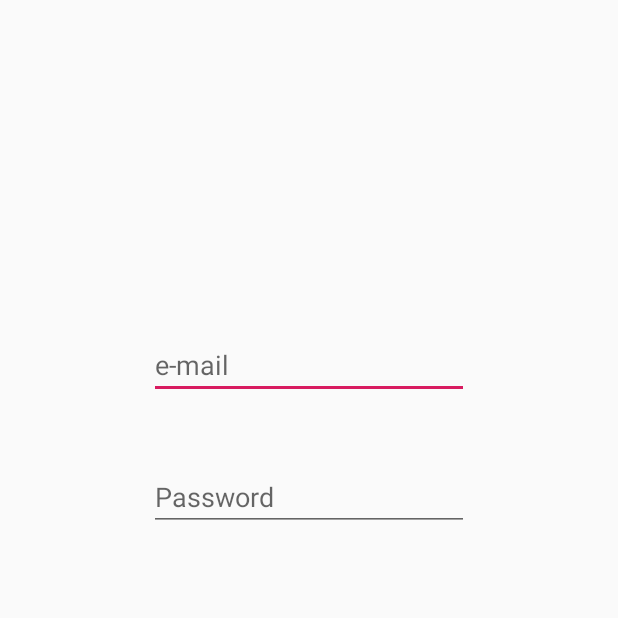
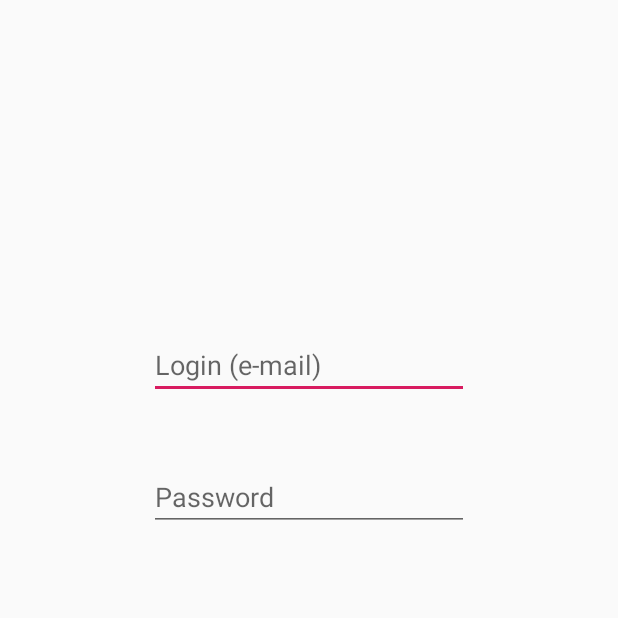
Before and after one commit to igondiu/MyAgenda, an Android app: the screen it shows after launch (Login_Acti), on a phone screen of 412 x 824 dp, the top half of it. Run offline under Robolectric (Android 15) with nearby library versions, the light colour scheme and no system bars; our stand-ins replace Room's generated code, Volley.

Commit message:
nom prénom dans le fragment account

```diff
--- a/app/src/main/res/layout/activity_login.xml
+++ b/app/src/main/res/layout/activity_login.xml
@@ -15,7 +15,7 @@
         android:layout_marginEnd="8dp"
         android:layout_marginBottom="8dp"
         android:ems="10"
-        android:hint="e-mail"
+        android:hint="Login (e-mail)"
         android:inputType="textPersonName"
         android:text=""
         app:layout_constraintBottom_toBottomOf="parent"
--- a/app/src/main/res/layout/fragment_account.xml
+++ b/app/src/main/res/layout/fragment_account.xml
@@ -12,7 +12,7 @@
         <TextView
                 android:id="@+id/userText"
                 android:layout_width="250dp"
-                android:layout_height="60dp"
+                android:layout_height="wrap_content"
                 android:layout_marginTop="100dp"
                 android:layout_centerHorizontal="true"
                 android:gravity="center"
```
